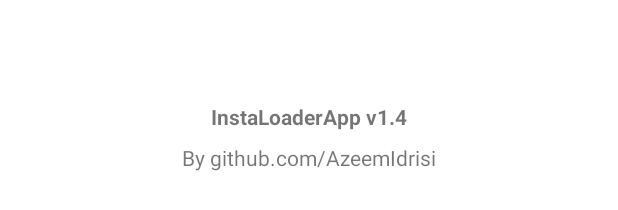
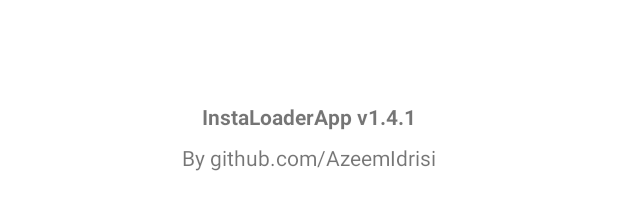
Before and after one commit to AzeemIdrisi/InstaLoaderApp, an Android app: the layout activity_main.xml on its own in the app's theme, with its tools: preview values and no code run, on a phone screen of 412 x 824 dp. Shown: the part 902-1112 px from the top of the screen. Run offline under Robolectric (Android 15) with nearby library versions, the phone set to English and light mode, and no system bars.

Commit message:
v1.4.1 Update

```diff
--- a/app/build.gradle
+++ b/app/build.gradle
@@ -13,7 +13,7 @@ android {
         minSdk 21
         targetSdk 33
         versionCode 1
-        versionName "1.4"
+        versionName "1.4.1"
 
         testInstrumentationRunner "androidx.test.runner.AndroidJUnitRunner"
         ndk {
--- a/app/src/main/res/layout/activity_main.xml
+++ b/app/src/main/res/layout/activity_main.xml
@@ -56,7 +56,7 @@
             android:id="@+id/version"
             android:layout_width="wrap_content"
             android:layout_height="wrap_content"
-            android:text="InstaLoaderApp v1.4"
+            android:text="InstaLoaderApp v1.4.1"
             android:textStyle="bold"
             app:layout_constraintBottom_toBottomOf="parent"
             app:layout_constraintEnd_toEndOf="parent"
```
